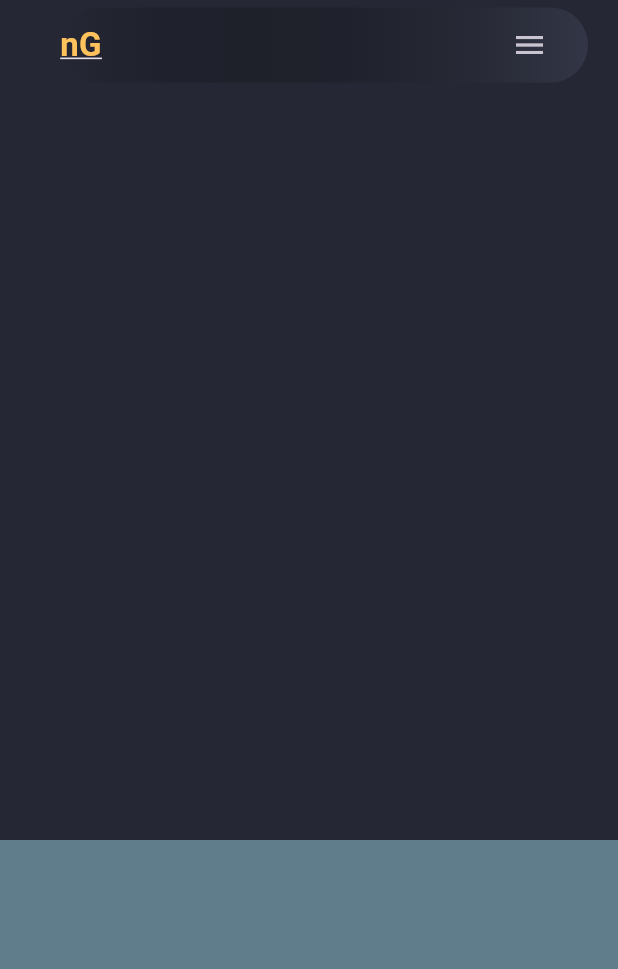
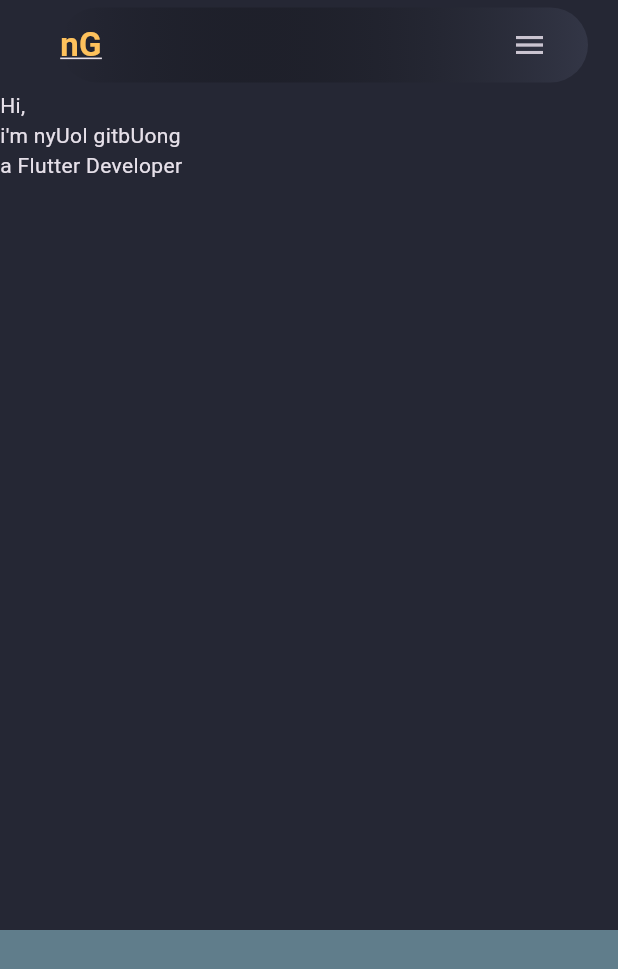
Before and after one commit to Nyuol96/my_portfolio, a Flutter app: the screen it shows after launch, on a phone screen of 412 x 824 dp. Shown: the top 969 px of the screen. Run offline on Flutter 3.47's test engine with Material 3 defaults, Android fonts, the phone set to English and light mode, and no system bars.

```diff
--- a/lib/pages/homepage.dart
+++ b/lib/pages/homepage.dart
@@ -37,6 +37,9 @@ class _HomepageState extends State<Homepage> {
             ScaffoldKey.currentState?.openEndDrawer();
           },
          ),
+             Container(child: Row(children: [
+              Text("Hi,\ni'm nyUol gitbUong\na Flutter Developer"),
+             ],),),
              //Skills
             Container(
               height: 500,
--- a/pubspec.yaml
+++ b/pubspec.yaml
@@ -59,7 +59,8 @@ flutter:
   uses-material-design: true
 
   # To add assets to your application, add an assets section, like this:
-  # assets:
+   assets:
+     - Assets/
   #   - images/a_dot_burr.jpeg
   #   - images/a_dot_ham.jpeg
 
```
Also changed, not shown: lib/Assets/nyuol.jpeg (added).
